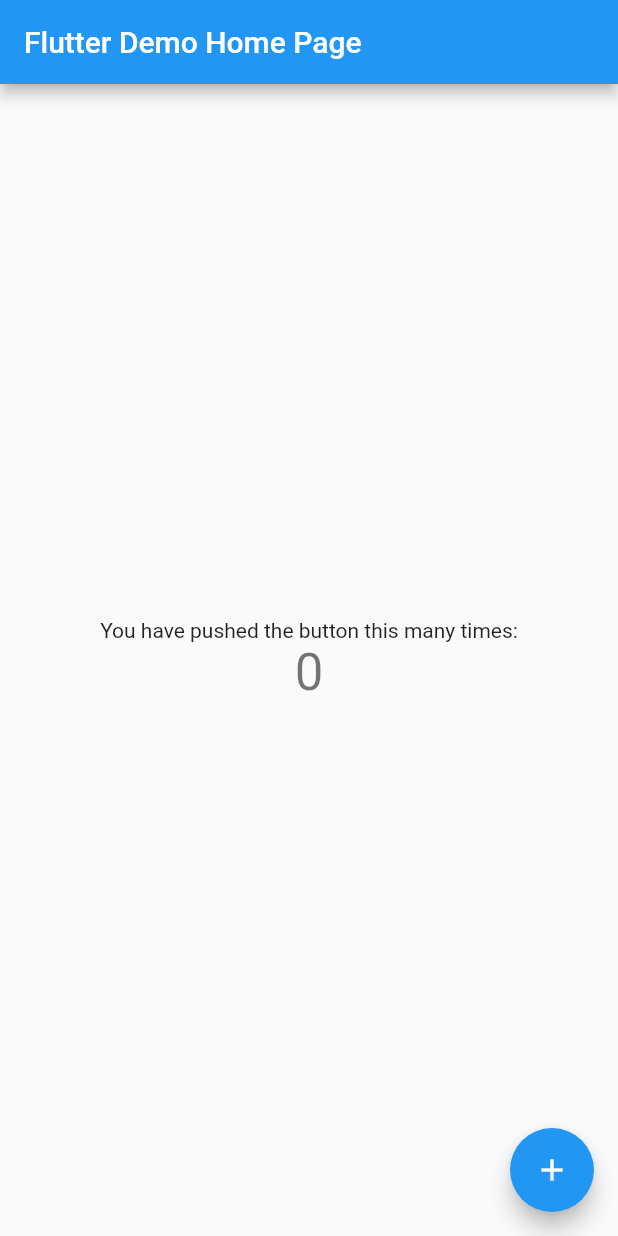
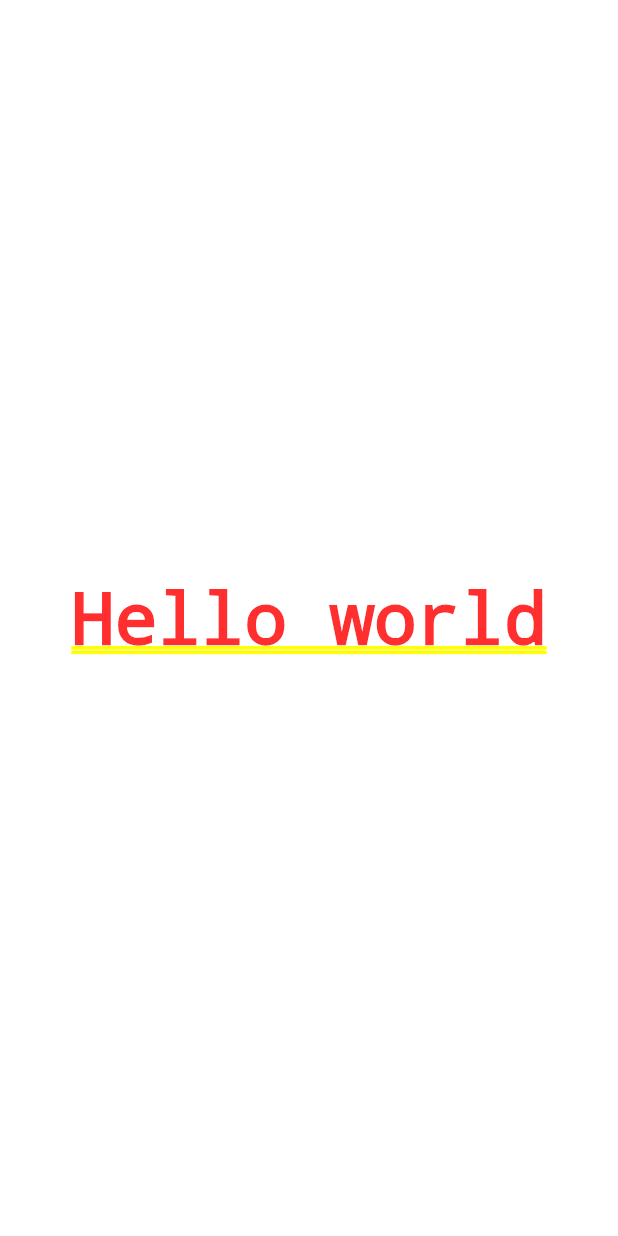
Before and after one commit to korsander/flutter-course, a Flutter app: the screen it shows after launch, on a phone screen of 412 x 824 dp. Run offline on Flutter 3.47's test engine with Material 2 defaults, Android fonts, the light colour scheme and no system bars.

Commit message:
hello world

```diff
--- a/lib/main.dart
+++ b/lib/main.dart
@@ -1,117 +1,9 @@
 import 'package:flutter/material.dart';
 
 void main() {
-  runApp(MyApp());
+  runApp(MaterialApp(
+    home: Center(
+      child: Text("Hello world"),
+    ),
+  ));
 }
-
-class MyApp extends StatelessWidget {
-  // This widget is the root of your application.
-  @override
-  Widget build(BuildContext context) {
-    return MaterialApp(
-      title: 'Flutter Demo',
-      theme: ThemeData(
-        // This is the theme of your application.
-        //
-        // Try running your application with "flutter run". You'll see the
-        // application has a blue toolbar. Then, without quitting the app, try
-        // changing the primarySwatch below to Colors.green and then invoke
-        // "hot reload" (press "r" in the console where you ran "flutter run",
-        // or simply save your changes to "hot reload" in a Flutter IDE).
-        // Notice that the counter didn't reset back to zero; the application
-        // is not restarted.
-        primarySwatch: Colors.blue,
-        // This makes the visual density adapt to the platform that you run
-        // the app on. For desktop platforms, the controls will be smaller and
-        // closer together (more dense) than on mobile platforms.
-        visualDensity: VisualDensity.adaptivePlatformDensity,
-      ),
-      home: MyHomePage(title: 'Flutter Demo Home Page'),
-    );
-  }
-}
-
-class MyHomePage extends StatefulWidget {
-  MyHomePage({Key key, this.title}) : super(key: key);
-
-  // This widget is the home page of your application. It is stateful, meaning
-  // that it has a State object (defined below) that contains fields that affect
-  // how it looks.
-
-  // This class is the configuration for the state. It holds the values (in this
-  // case the title) provided by the parent (in this case the App widget) and
-  // used by the build method of the State. Fields in a Widget subclass are
-  // always marked "final".
-
-  final String title;
-
-  @override
-  _MyHomePageState createState() => _MyHomePageState();
-}
-
-class _MyHomePageState extends State<MyHomePage> {
-  int _counter = 0;
-
-  void _incrementCounter() {
-    setState(() {
-      // This call to setState tells the Flutter framework that something has
-      // changed in this State, which causes it to rerun the build method below
-      // so that the display can reflect the updated values. If we changed
-      // _counter without calling setState(), then the build method would not be
-      // called again, and so nothing would appear to happen.
-      _counter++;
-    });
-  }
-
-  @override
-  Widget build(BuildContext context) {
-    // This method is rerun every time setState is called, for instance as done
-    // by the _incrementCounter method above.
-    //
-    // The Flutter framework has been optimized to make rerunning build methods
-    // fast, so that you can just rebuild anything that needs updating rather
-    // than having to individually change instances of widgets.
-    return Scaffold(
-      appBar: AppBar(
-        // Here we take the value from the MyHomePage object that was created by
-        // the App.build method, and use it to set our appbar title.
-        title: Text(widget.title),
-      ),
-      body: Center(
-        // Center is a layout widget. It takes a single child and positions it
-        // in the middle of the parent.
-        child: Column(
-          // Column is also a layout widget. It takes a list of children and
-          // arranges them vertically. By default, it sizes itself to fit its
-          // children horizontally, and tries to be as tall as its parent.
-          //
-          // Invoke "debug painting" (press "p" in the console, choose the
-          // "Toggle Debug Paint" action from the Flutter Inspector in Android
-          // Studio, or the "Toggle Debug Paint" command in Visual Studio Code)
-          // to see the wireframe for each widget.
-          //
-          // Column has various properties to control how it sizes itself and
-          // how it positions its children. Here we use mainAxisAlignment to
-          // center the children vertically; the main axis here is the vertical
-          // axis because Columns are vertical (the cross axis would be
-          // horizontal).
-          mainAxisAlignment: MainAxisAlignment.center,
-          children: <Widget>[
-            Text(
-              'You have pushed the button this many times:',
-            ),
-            Text(
-              '$_counter',
-              style: Theme.of(context).textTheme.headline4,
-            ),
-          ],
-        ),
-      ),
-      floatingActionButton: FloatingActionButton(
-        onPressed: _incrementCounter,
-        tooltip: 'Increment',
-        child: Icon(Icons.add),
-      ), // This trailing comma makes auto-formatting nicer for build methods.
-    );
-  }
-}
```
